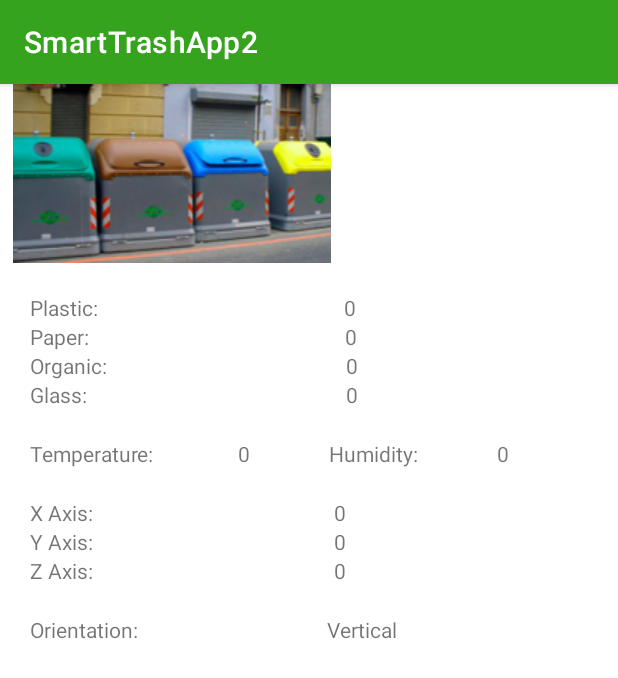
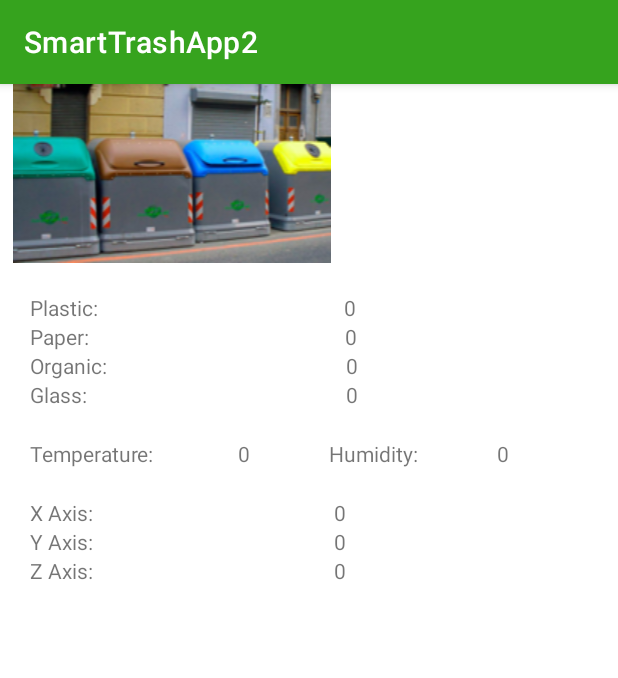
Before and after one commit to Joserra13/SmartTrashApp2, an Android app: the ContainerActivity screen opened directly, with no data from a screen before it, on a phone screen of 412 x 824 dp. Shown: the top 678 px of the screen. Run offline under Robolectric (Android 15) with nearby library versions, the phone set to English and light mode, and no system bars.

Commit message:
final push

```diff
--- a/app/src/main/java/dte/masteriot/mdp/smarttrashapp2/ContainerActivity.java
+++ b/app/src/main/java/dte/masteriot/mdp/smarttrashapp2/ContainerActivity.java
@@ -53,8 +53,6 @@
         x_Axis = findViewById(R.id.textView15);
         y_Axis = findViewById(R.id.textView17);
         z_Axis = findViewById(R.id.textView19);
-
-        orientation = findViewById(R.id.textView21);
 
         containerName.setText(name);
 
--- a/app/src/main/res/layout/activity_container.xml
+++ b/app/src/main/res/layout/activity_container.xml
@@ -219,27 +219,6 @@
                     android:text="0" />
             </LinearLayout>
 
-            <LinearLayout
-                android:layout_width="match_parent"
-                android:layout_height="match_parent"
-                android:orientation="horizontal"
-                android:layout_marginTop="20dp">
-
-                <TextView
-                    android:id="@+id/textView20"
-                    android:layout_width="wrap_content"
-                    android:layout_height="wrap_content"
-                    android:layout_weight="1"
-                    android:text="Orientation:" />
-
-                <TextView
-                    android:id="@+id/textView21"
-                    android:layout_width="wrap_content"
-                    android:layout_height="wrap_content"
-                    android:layout_weight="1"
-                    android:text="Vertical" />
-            </LinearLayout>
-
         </LinearLayout>
 
     </LinearLayout>
```
